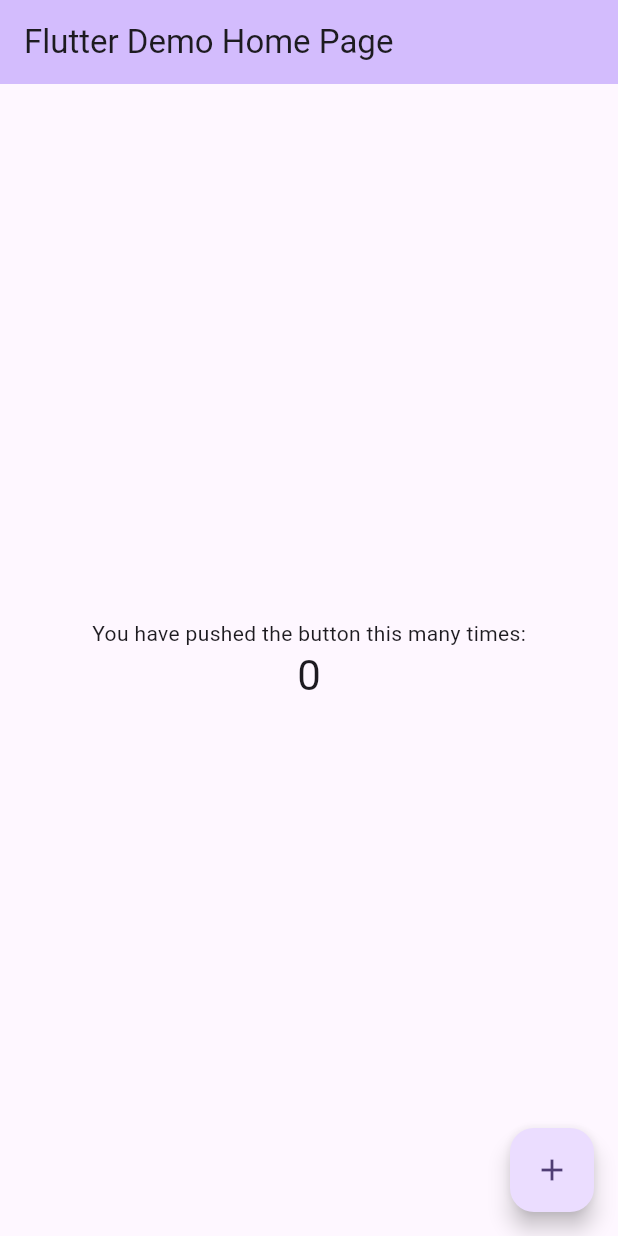
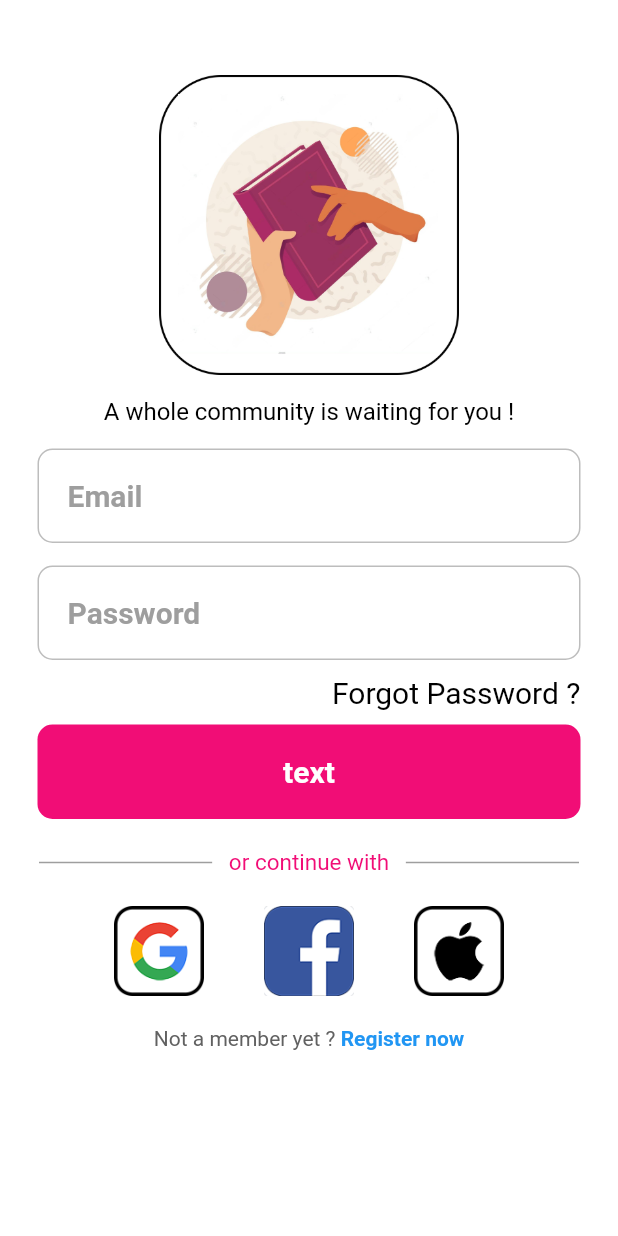
Before and after one commit to shaeakh/android_app_project_bookhub, a Flutter app: the screen it shows after launch, on a phone screen of 412 x 824 dp. Run offline on Flutter 3.47's test engine with Material 2 defaults, Android fonts, the phone set to English and light mode, and no system bars; our stand-ins replace google_fonts.

Commit message:
Login Page Added

```diff
--- /dev/null
+++ b/lib/Pages/home.dart
@@ -0,0 +1,12 @@
+import 'package:flutter/cupertino.dart';
+import 'package:flutter/material.dart';
+
+class home extends StatelessWidget{
+  @override
+  Widget build(BuildContext context){
+    return Scaffold(
+      body : Container(
+      ),
+    );
+  }
+}
--- /dev/null
+++ b/lib/Pages/login page.dart
@@ -0,0 +1,177 @@
+
+import 'package:android_app_project_bookhub/widgets/Login%20Page/txtfield.dart';
+import 'package:flutter/material.dart';
+import 'package:flutter/cupertino.dart';
+import 'package:google_fonts/google_fonts.dart';
+
+import '../widgets/Login Page/Button.dart';
+
+
+class LoginPage extends StatelessWidget{
+  LoginPage({super.key});
+
+  @override
+  Widget build(BuildContext context) {
+    final TextEditingController EmailTxt = TextEditingController();
+    final TextEditingController PassTxt = TextEditingController();
+    var _enteredMsg = '';
+
+    //sign in user method
+    void signUserIn(){
+
+    }
+
+    // double ScreenHeight = MediaQuery.of(context).size.height;
+    // double ScreenWeidth = MediaQuery.of(context).size.width;
+    return Scaffold(
+      resizeToAvoidBottomInset: false,
+      backgroundColor:  Colors.white,
+      body:  SafeArea(
+        child: Center(
+          child: Column(
+            children: [
+               SizedBox(height: 50),
+              //logo
+              Image(
+                image: AssetImage('lib/assets/LoginPage/main_logo.png'),
+                width: 200,
+              ),
+              SizedBox(height: 15),
+
+              //Text
+              Text(
+                'A whole community is waiting for you !',
+                style: GoogleFonts.roboto(
+                  textStyle: TextStyle(
+                    color: Colors.black,
+                    fontSize: 16,
+                  ),
+                ),
+              ),
+              SizedBox(height: 15),
+
+              //user textfield
+              Txtfield(
+                controller: EmailTxt,
+                hintText: 'Email',
+                obscureText: false,
+              ),
+              SizedBox(height: 15),
+              Txtfield(
+                  controller: PassTxt,
+                  hintText: 'Password',
+                  obscureText: true
+              ),
+              SizedBox(height: 10),
+              Row(
+                mainAxisAlignment: MainAxisAlignment.end,
+                children: [
+                  Padding(
+                      padding: const EdgeInsets.symmetric(horizontal: 25.0),
+                    child: Text(
+                      'Forgot Password ?',
+                      style: GoogleFonts.roboto(
+                        textStyle: TextStyle(
+                          color: Colors.black,
+                          fontSize: 20,
+                        ),
+                      ),
+                    ),
+                  ),
+                ],
+              ),
+              SizedBox(height: 10),
+              Button(
+                  text:'Sign In',
+                  onTap: signUserIn,
+              ),
+              SizedBox(height:20.0),
+              Row(
+                children: [
+                  Text('       ',
+                    style: GoogleFonts.roboto(
+                      color: Colors.transparent,
+                      fontSize: 15,
+                    ),
+                  ),
+                  Expanded(
+                      child: Divider(
+                        thickness: 1.0,
+                        color: Colors.grey,
+                      ),
+                  ),
+                  Text('   or continue with   ',
+                    style: GoogleFonts.roboto(
+                      color: Color(0xfff10d76),
+                      fontSize: 15,
+                    ),
+                  ),
+                  Expanded(
+                    child: Divider(
+                      thickness: 1.0,
+                      color: Colors.grey,
+                    ),
+                  ),
+                  Text('       ',
+                    style: GoogleFonts.roboto(
+                      color: Colors.transparent,
+                      fontSize: 15,
+                    ),
+                  ),
+                ],
+              ),
+              SizedBox(height:20.0),
+              Row(
+                mainAxisAlignment: MainAxisAlignment.center,
+                children: [
+                  Padding(
+                    padding: const EdgeInsets.symmetric(horizontal: 20.0),
+                    child: Image.asset(
+                        'lib/assets/LoginPage/google_logo.png',
+                      height: 60,
+                    ),
+                  ),
+                  Padding(
+                    padding: const EdgeInsets.symmetric(horizontal: 20.0),
+                    child : Image.asset(
+                        'lib/assets/LoginPage/Facebook_logo.png',
+                      height: 60,
+                    ),
+                  ),
+                  Padding(
+                    padding: const EdgeInsets.symmetric(horizontal: 20.0),
+                    child : Image.asset(
+                        'lib/assets/LoginPage/Apple_Logo.png',
+                      height: 60,
+                    ),
+                  ),
+                ],
+              ),
+              SizedBox(height:20.0),
+              Row(
+                mainAxisAlignment: MainAxisAlignment.center,
+                children: [
+                  Text(
+                    'Not a member yet ? ',
+                    style: GoogleFonts.roboto(
+                      color: Colors.grey[700],
+                    ),
+                  ),
+                  Text(
+                    'Register now',
+                    style: GoogleFonts.roboto(
+                      color: Colors.blue,
+                      fontWeight: FontWeight.bold,
+                    ),
+                  ),
+                ],
+              ),
+            ],
+          ),
+        ),
+      )
+    );
+  }
+
+
+}
--- a/lib/main.dart
+++ b/lib/main.dart
@@ -1,4 +1,6 @@
 import 'package:flutter/material.dart';
+import 'Pages/home.dart';
+import 'Pages/login page.dart';
 
 void main() {
   runApp(const MyApp());
@@ -11,115 +13,14 @@ class MyApp extends StatelessWidget {
   @override
   Widget build(BuildContext context) {
     return MaterialApp(
-      title: 'Flutter Demo',
+      title: 'Bookhub',
       theme: ThemeData(
-        // This is the theme of your application.
-        //
-        // TRY THIS: Try running your application with "flutter run". You'll see
-        // the application has a blue toolbar. Then, without quitting the app,
-        // try changing the seedColor in the colorScheme below to Colors.green
-        // and then invoke "hot reload" (save your changes or press the "hot
-        // reload" button in a Flutter-supported IDE, or press "r" if you used
-        // the command line to start the app).
-        //
-        // Notice that the counter didn't reset back to zero; the application
-        // state is not lost during the reload. To reset the state, use hot
-        // restart instead.
-        //
-        // This works for code too, not just values: Most code changes can be
-        // tested with just a hot reload.
-        colorScheme: ColorScheme.fromSeed(seedColor: Colors.deepPurple),
-        useMaterial3: true,
+          brightness: Brightness.light,
       ),
-      home: const MyHomePage(title: 'Flutter Demo Home Page'),
+      darkTheme: ThemeData(brightness: Brightness.dark),
+      themeMode: ThemeMode.dark,
+      //home: home(),
+      home: LoginPage(),
     );
   }
 }
-
-class MyHomePage extends StatefulWidget {
-  const MyHomePage({super.key, required this.title});
-
-  // This widget is the home page of your application. It is stateful, meaning
-  // that it has a State object (defined below) that contains fields that affect
-  // how it looks.
-
-  // This class is the configuration for the state. It holds the values (in this
-  // case the title) provided by the parent (in this case the App widget) and
-  // used by the build method of the State. Fields in a Widget subclass are
-  // always marked "final".
-
-  final String title;
-
-  @override
-  State<MyHomePage> createState() => _MyHomePageState();
-}
-
-class _MyHomePageState extends State<MyHomePage> {
-  int _counter = 0;
-
-  void _incrementCounter() {
-    setState(() {
-      // This call to setState tells the Flutter framework that something has
-      // changed in this State, which causes it to rerun the build method below
-      // so that the display can reflect the updated values. If we changed
-      // _counter without calling setState(), then the build method would not be
-      // called again, and so nothing would appear to happen.
-      _counter++;
-    });
-  }
-
-  @override
-  Widget build(BuildContext context) {
-    // This method is rerun every time setState is called, for instance as done
-    // by the _incrementCounter method above.
-    //
-    // The Flutter framework has been optimized to make rerunning build methods
-    // fast, so that you can just rebuild anything that needs updating rather
-    // than having to individually change instances of widgets.
-    return Scaffold(
-      appBar: AppBar(
-        // TRY THIS: Try changing the color here to a specific color (to
-        // Colors.amber, perhaps?) and trigger a hot reload to see the AppBar
-        // change color while the other colors stay the same.
-        backgroundColor: Theme.of(context).colorScheme.inversePrimary,
-        // Here we take the value from the MyHomePage object that was created by
-        // the App.build method, and use it to set our appbar title.
-        title: Text(widget.title),
-      ),
-      body: Center(
-        // Center is a layout widget. It takes a single child and positions it
-        // in the middle of the parent.
-        child: Column(
-          // Column is also a layout widget. It takes a list of children and
-          // arranges them vertically. By default, it sizes itself to fit its
-          // children horizontally, and tries to be as tall as its parent.
-          //
-          // Column has various properties to control how it sizes itself and
-          // how it positions its children. Here we use mainAxisAlignment to
-          // center the children vertically; the main axis here is the vertical
-          // axis because Columns are vertical (the cross axis would be
-          // horizontal).
-          //
-          // TRY THIS: Invoke "debug painting" (choose the "Toggle Debug Paint"
-          // action in the IDE, or press "p" in the console), to see the
-          // wireframe for each widget.
-          mainAxisAlignment: MainAxisAlignment.center,
-          children: <Widget>[
-            const Text(
-              'You have pushed the button this many times:',
-            ),
-            Text(
-              '$_counter',
-              style: Theme.of(context).textTheme.headlineMedium,
-            ),
-          ],
-        ),
-      ),
-      floatingActionButton: FloatingActionButton(
-        onPressed: _incrementCounter,
-        tooltip: 'Increment',
-        child: const Icon(Icons.add),
-      ), // This trailing comma makes auto-formatting nicer for build methods.
-    );
-  }
-}
--- /dev/null
+++ b/lib/widgets/Login Page/Button.dart
@@ -0,0 +1,39 @@
+import 'package:flutter/cupertino.dart';
+import 'package:google_fonts/google_fonts.dart';
+
+class Button extends StatelessWidget{
+  final String text;
+  final Function()? onTap;
+  const Button({
+    super.key,
+    required this.text,
+    required this.onTap,
+  });
+
+  @override
+  Widget build(BuildContext context) {
+    return GestureDetector(
+      onTap: (){
+
+      },
+      child: Container(
+        padding: EdgeInsets.all(20.0),
+        margin: EdgeInsets.symmetric(horizontal: 25),
+        decoration: BoxDecoration(
+          color: Color(0xfff10d76),
+          borderRadius: BorderRadius.circular(10.0),
+        ),
+        child: Center(
+          child: Text('text',
+            style:  GoogleFonts.roboto(
+              color: Color(0xffffffff),
+              fontWeight: FontWeight.bold,
+              fontSize: 20,
+            ),
+          ),
+        ),
+      ),
+    );
+  }
+
+}
--- /dev/null
+++ b/lib/widgets/Login Page/txtfield.dart
@@ -0,0 +1,46 @@
+import 'package:flutter/material.dart';
+import 'package:google_fonts/google_fonts.dart';
+
+class Txtfield extends StatelessWidget{
+  final controller;
+  final String hintText;
+  final bool obscureText;
+
+  const Txtfield({
+    super.key,
+    required this.controller,
+    required this.hintText,
+    required this.obscureText,
+  });
+  @override
+  Widget build(BuildContext context) {
+    return Padding(
+      padding: const EdgeInsets.symmetric(horizontal: 25.0),
+      child: TextField(
+        controller: controller,
+        obscureText: obscureText,
+        decoration: InputDecoration(
+          hintText: hintText,
+          hintStyle:GoogleFonts.roboto(color: Colors.grey,),
+          contentPadding: const EdgeInsets.all(20.0),
+          enabledBorder: OutlineInputBorder(
+            borderSide: BorderSide(color: Colors.grey.shade400),
+            borderRadius: BorderRadius.circular(10.0),
+          ),
+          focusedBorder:  OutlineInputBorder(
+            borderSide: BorderSide(color: Color(0xfff10d76)),
+            borderRadius: BorderRadius.circular(10.0),
+          ),
+          filled: true,
+          fillColor: Colors.transparent,
+        ),
+        style: GoogleFonts.roboto(
+          color: const Color(0xff99325f),
+          fontSize: 20,
+          fontWeight: FontWeight.bold,
+        ),
+      ),
+    );
+  }
+
+}
--- a/pubspec.yaml
+++ b/pubspec.yaml
@@ -35,6 +35,7 @@ dependencies:
   # The following adds the Cupertino Icons font to your application.
   # Use with the CupertinoIcons class for iOS style icons.
   cupertino_icons: ^1.0.2
+  google_fonts: ^6.1.0
 
 dev_dependencies:
   flutter_test:
@@ -59,6 +60,8 @@ flutter:
   uses-material-design: true
 
   # To add assets to your application, add an assets section, like this:
+  assets:
+    - lib/assets/LoginPage/
   # assets:
   #   - images/a_dot_burr.jpeg
   #   - images/a_dot_ham.jpeg
```
Also changed, not shown: lib/Pages/a.dart (added), lib/assets/LoginPage/Apple_Logo.png (added), lib/assets/LoginPage/Facebook_logo.png (added), lib/assets/LoginPage/google_logo.png (added), lib/assets/LoginPage/main_logo.png (added), pubspec.lock, 2 other files.
